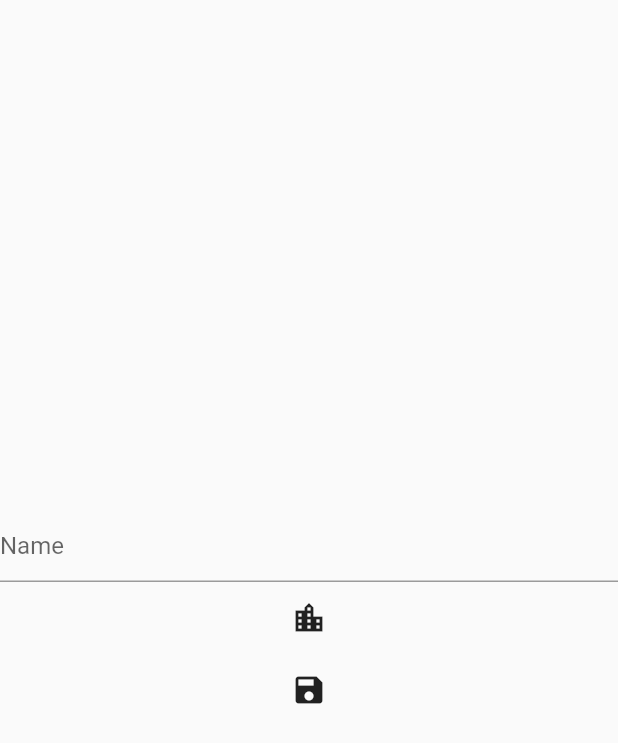
After one commit to ItsMeLucifer/rioko, a Flutter app: the DataCompletionPage screen opened directly, after a tap on the "save" icon, on a phone screen of 412 x 824 dp. The commit adds this screen. Shown: the top 743 px of the screen. Run offline on Flutter 3.47's test engine with Material 2 defaults, Android fonts, the light colour scheme and no system bars; our stand-ins replace cloud_firestore, firebase_auth, firebase_core, firebase_database, flutter_map, flutter_riverpod and 3 more; missing offline and left inert: flutter_map_marker_cluster; accounts and stored records are empty; statements that could not run were skipped.

Commit message:
Created basic skeleto of data completion page, Added geolocation service and viewmodel, Refactoring of authentication related functions, Added fromFirestore and copyWith methods to the User model, Wrote functions for creating an User document in the firestore after registration

```diff
--- a/lib/main.dart
+++ b/lib/main.dart
@@ -2,15 +2,22 @@ import 'package:firebase_core/firebase_core.dart';
 import 'package:flutter/material.dart';
 import 'package:flutter_riverpod/flutter_riverpod.dart';
 import 'package:rioko/common/route_names.dart';
-import 'package:rioko/view/AuthenticationPage/authentication_page.dart';
-import 'package:rioko/view/Map/map_display.dart';
+import 'package:rioko/view/authentication/authentication_page.dart';
+import 'package:rioko/view/map/map_display.dart';
 import 'package:rioko/viewmodel/firebase/authentication_view_model.dart';
+import 'package:rioko/viewmodel/firebase/firestore_database_view_model.dart';
+import 'package:rioko/viewmodel/geolocation/geolocation_view_model.dart';
 import 'package:rioko/viewmodel/map/map_service.dart';
 
 final ChangeNotifierProvider<MapServiceViewModel> mapServiceProvider =
     ChangeNotifierProvider((_) => MapServiceViewModel());
 final ChangeNotifierProvider<AuthenticationViewModel> authenticationProvider =
     ChangeNotifierProvider((_) => AuthenticationViewModel());
+final ChangeNotifierProvider<FirestoreDatabaseViewModel>
+    firestoreDatabaseProvider =
+    ChangeNotifierProvider((_) => FirestoreDatabaseViewModel());
+final ChangeNotifierProvider<GeolocationViewModel> geolocationProvider =
+    ChangeNotifierProvider((_) => GeolocationViewModel());
 void main() async {
   WidgetsFlutterBinding.ensureInitialized();
   await Firebase.initializeApp();
--- /dev/null
+++ b/lib/service/firestore_database_service.dart
@@ -0,0 +1,14 @@
+import 'package:cloud_firestore/cloud_firestore.dart';
+import 'package:rioko/model/user.dart';
+
+class FirestoreDatabaseService {
+  void createNewUser(User user) {
+    CollectionReference users = FirebaseFirestore.instance.collection('users');
+    users.doc(user.id).set({
+      'id': user.id,
+      'email': user.email,
+      'home': user.home,
+      'name': user.name,
+    });
+  }
+}
--- a/lib/view/Map/map_display.dart
+++ b/lib/view/Map/map_display.dart
@@ -24,10 +24,7 @@ class MapDisplay extends ConsumerWidget {
           LatLng(-65, -180.0),
           LatLng(75.0, 180.0),
         ),
-        // interactiveFlags: InteractiveFlag.pinchZoom &
-        //     InteractiveFlag.drag &
-        //     InteractiveFlag.flingAnimation &
-        //     InteractiveFlag.pinchMove,
+        interactiveFlags: InteractiveFlag.all & ~InteractiveFlag.rotate,
         plugins: [
           MarkerClusterPlugin(),
         ],
--- a/lib/view/AuthenticationPage/authentication_page.dart
+++ b/lib/view/authentication/authentication_page.dart
@@ -1,6 +1,7 @@
 import 'package:flutter/material.dart';
 import 'package:flutter_riverpod/flutter_riverpod.dart';
 import 'package:rioko/main.dart';
+import 'package:rioko/view/components/text_field.dart';
 
 class AuthenticationPage extends ConsumerWidget {
   AuthenticationPage({Key? key}) : super(key: key);
@@ -21,17 +22,18 @@ class AuthenticationPage extends ConsumerWidget {
               color: Colors.red,
             ),
           ),
-          TextFormField(
+          CustomTextField(
             controller: emailController,
             onChanged: (value) {
               authVM.exceptionMessage = '';
             },
           ),
-          TextFormField(
+          CustomTextField(
             controller: passwordController,
             onChanged: (value) {
               authVM.exceptionMessage = '';
             },
+            obscureText: true,
           ),
           IconButton(
             onPressed: () {
--- /dev/null
+++ b/lib/view/components/text_field.dart
@@ -0,0 +1,27 @@
+import 'package:flutter/material.dart';
+
+class CustomTextField extends StatelessWidget {
+  final TextEditingController controller;
+  final Function(String)? onChanged;
+  final bool obscureText;
+  final String? hintText;
+  const CustomTextField({
+    Key? key,
+    required this.controller,
+    this.onChanged,
+    this.obscureText = false,
+    this.hintText,
+  }) : super(key: key);
+
+  @override
+  Widget build(BuildContext context) {
+    return TextFormField(
+      controller: controller,
+      onChanged: onChanged,
+      obscureText: obscureText,
+      decoration: InputDecoration(
+        hintText: hintText,
+      ),
+    );
+  }
+}
--- /dev/null
+++ b/lib/view/data_completion/data_completion_page.dart
@@ -0,0 +1,56 @@
+import 'package:flutter/material.dart';
+import 'package:flutter_riverpod/flutter_riverpod.dart';
+import 'package:rioko/main.dart';
+import 'package:rioko/view/components/text_field.dart';
+import 'package:geolocator/geolocator.dart';
+
+class DataCompletionPage extends ConsumerWidget {
+  DataCompletionPage({Key? key}) : super(key: key);
+  final TextEditingController nameController = TextEditingController();
+  @override
+  Widget build(BuildContext context, WidgetRef ref) {
+    final geolocationVM = ref.watch(geolocationProvider);
+    final firestoreDBVM = ref.watch(firestoreDatabaseProvider);
+    final authVM = ref.watch(authenticationProvider);
+    return Scaffold(
+      body: Column(
+        mainAxisAlignment: MainAxisAlignment.center,
+        children: [
+          CustomTextField(
+            hintText: 'Name',
+            controller: nameController,
+            onChanged: (value) {
+              if (authVM.currentUser != null) {
+                authVM.currentUser = authVM.currentUser!.copyWith(
+                  name: nameController.text,
+                );
+              }
+            },
+          ),
+          IconButton(
+            onPressed: () async {
+              geolocationVM.getCurrentPosition().then((_) {
+                if (authVM.currentUser != null) {
+                  authVM.currentUser = authVM.currentUser!.copyWith(
+                    home: geolocationVM.currentPosition,
+                  );
+                }
+              });
+            },
+            icon: const Icon(Icons.location_city),
+          ),
+          IconButton(
+            onPressed: () {
+              if (authVM.currentUser != null) {
+                firestoreDBVM.setCurrentUserBasicInfo(
+                  authVM.currentUser!,
+                );
+              }
+            },
+            icon: const Icon(Icons.save),
+          ),
+        ],
+      ),
+    );
+  }
+}
--- /dev/null
+++ b/lib/viewmodel/firebase/firestore_database_view_model.dart
@@ -0,0 +1,10 @@
+import 'package:flutter/material.dart';
+import 'package:latlong2/latlong.dart';
+import 'package:rioko/model/user.dart';
+import 'package:rioko/service/firestore_database_service.dart';
+
+class FirestoreDatabaseViewModel extends ChangeNotifier {
+  void setCurrentUserBasicInfo(User user) {
+    FirestoreDatabaseService().createNewUser(user);
+  }
+}
--- a/pubspec.yaml
+++ b/pubspec.yaml
@@ -42,6 +42,7 @@ dependencies:
   firebase_core: ^1.12.0
   firebase_database: ^9.0.7
   firebase_auth: ^3.11.1
+  cloud_firestore: ^3.5.1
 
 dev_dependencies:
   flutter_test:
```
Also changed, not shown: lib/model/user.dart (+24 -4 lines), lib/service/authentication_service.dart (+8 -8 lines), lib/service/geolocation_service.dart (added, +9 -0 lines), lib/viewmodel/firebase/authentication_view_model.dart (+18 -12 lines), lib/viewmodel/geolocation/geolocation_view_model.dart (added, +18 -0 lines), pubspec.lock, 2 other files.
